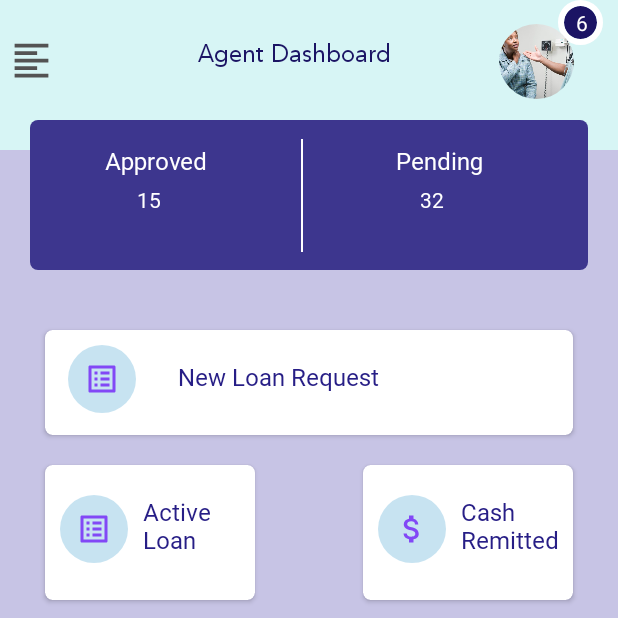
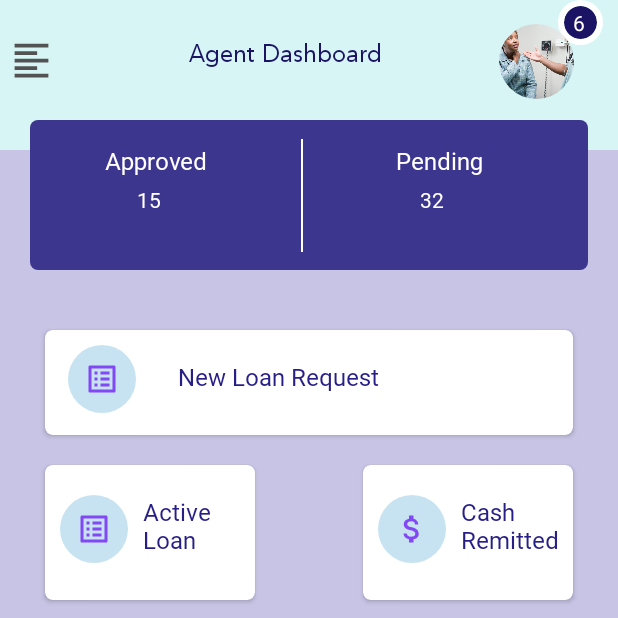
Before and after one commit to kunledarams2/CyberPayLoanDemo, an Android app: the screen it shows after launch (DashBoard), on a phone screen of 412 x 824 dp, the top half of it. Run offline under Robolectric (Android 15) with nearby library versions, the phone set to English and light mode, and no system bars; our stand-ins replace CircleImageView, Picasso, Volley; libraries missing offline, so code that uses them is left out: com.cyberspace.cyberpaysdk; network calls fail; pictures from the network do not load.

Commit message:
fifth push

```diff
--- a/app/src/main/java/com/e/cyberpaydemo/repository/LoanApprovedRepository.kt
+++ b/app/src/main/java/com/e/cyberpaydemo/repository/LoanApprovedRepository.kt
@@ -47,7 +47,7 @@ class LoanApprovedRepository(private val context: Context) {
         return data
     }
 
-    fun log(mgs: String) {
+    private fun log(mgs: String) {
         Log.d(LoanApprovedRepository::class.simpleName, "-_--_--_-_--_-_-$mgs")
     }
 
--- a/app/src/main/java/com/e/cyberpaydemo/view/activity/DashBoard.kt
+++ b/app/src/main/java/com/e/cyberpaydemo/view/activity/DashBoard.kt
@@ -7,6 +7,8 @@ import androidx.fragment.app.Fragment
 import androidx.fragment.app.FragmentManager
 import androidx.fragment.app.FragmentPagerAdapter
 import androidx.viewpager.widget.ViewPager
+import com.cyberspace.cyberpaysdk.CyberpaySdk
+import com.cyberspace.cyberpaysdk.enums.Mode
 import com.e.cyberpaydemo.R
 import com.e.cyberpaydemo.view.fragment.dashboard.LoanApproved
 import com.e.cyberpaydemo.view.fragment.dashboard.PendingLoan
@@ -21,6 +23,9 @@ class DashBoard : AppCompatActivity() {
     override fun onCreate(savedInstanceState: Bundle?) {
         super.onCreate(savedInstanceState)
         setContentView(R.layout.activity_main)
+
+//        CyberpaySdk.initialiseSdk("d5355204f9cf495f853c8f8d26ada19b", Mode.Debug)
+
 
         load_request_wrapper.setOnClickListener {
             startActivity(
--- a/app/src/main/res/layout/activity_main.xml
+++ b/app/src/main/res/layout/activity_main.xml
@@ -19,7 +19,7 @@
       <TextView
           android:layout_width="wrap_content"
           android:layout_height="wrap_content"
-          android:layout_marginStart="96dp"
+          android:layout_marginStart="90dp"
           android:layout_marginTop="25dp"
           android:fontFamily="@font/avenir_book"
           android:text="Agent Dashboard"
@@ -46,7 +46,7 @@
              android:layout_width="wrap_content"
              android:layout_height="wrap_content"
              android:layout_marginTop="5dp"
-             android:layout_marginEnd="10dp"
+             android:layout_marginEnd="12dp"
              android:gravity="center"
              android:text="6"
 
@@ -160,10 +160,9 @@
 
    <LinearLayout
        android:layout_width="match_parent"
-       android:layout_height="match_parent"
-       android:layout_marginTop="180dp"
+       android:layout_height="0dp"
+       app:layout_constraintBottom_toTopOf="@+id/bottom_tab_wrapper"
        app:layout_constraintTop_toBottomOf="@+id/sub_header">
-
             <androidx.core.widget.NestedScrollView
                 android:layout_width="match_parent"
                 android:layout_height="wrap_content"
@@ -390,8 +389,8 @@
                       app:layout_constraintEnd_toEndOf="parent"
                       app:layout_constraintStart_toStartOf="parent"
                       app:layout_constraintTop_toBottomOf="@+id/cust_record_wrapper"
+                      app:tabIndicatorColor="#3D368E"
                       app:tabIndicatorGravity="bottom"
-                app:tabIndicatorColor="#3D368E"
                       app:tabIndicatorHeight="2dp"
                       app:tabPaddingStart="40dp" />
 
@@ -414,7 +413,8 @@
        android:layout_height="60dp"
        android:layout_gravity="center"
        android:background="@color/whiteColor"
-       app:layout_constraintBottom_toBottomOf="parent">
+       app:layout_constraintBottom_toBottomOf="parent"
+       android:id="@+id/bottom_tab_wrapper">
 
       <com.google.android.material.tabs.TabLayout
           android:id="@+id/tab2s"
--- a/app/src/main/res/layout/fragment_load_application.xml
+++ b/app/src/main/res/layout/fragment_load_application.xml
@@ -5,7 +5,7 @@
     android:layout_height="match_parent"
     android:background="#eee"
     xmlns:app="http://schemas.android.com/apk/res-auto"
-    tools:context=".view.fragment.LoadApplication">
+   >
 
     <androidx.constraintlayout.widget.ConstraintLayout
         android:id="@+id/header_wrapper"
@@ -171,7 +171,7 @@
         android:layout_width="match_parent"
         android:layout_height="wrap_content"
         android:layout_marginStart="30dp"
-
+        android:id="@+id/calculat_loan"
         android:layout_marginTop="10dp"
         android:layout_marginEnd="30dp"
         android:background="@drawable/deep_blue_rectangle"
--- a/build.gradle
+++ b/build.gradle
@@ -18,6 +18,7 @@ allprojects {
     repositories {
         google()
         jcenter()
+        maven { url 'https://jitpack.io' }
     }
 }
 
```
Also changed, not shown: app/build.gradle (+7 -0 lines), app/src/main/AndroidManifest.xml (+5 -3 lines), app/src/main/java/com/e/cyberpaydemo/view/activity/LoanApplication.kt (+36 -0 lines), app/src/main/java/com/e/cyberpaydemo/view/adapter/LoanApprovalAdapter.kt (+0 -7 lines). Lines whose indentation alone changed are shown as unchanged.
